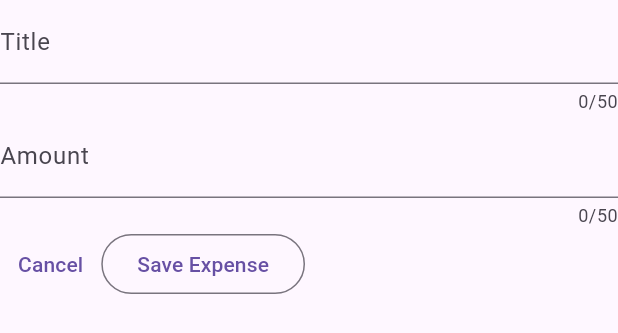
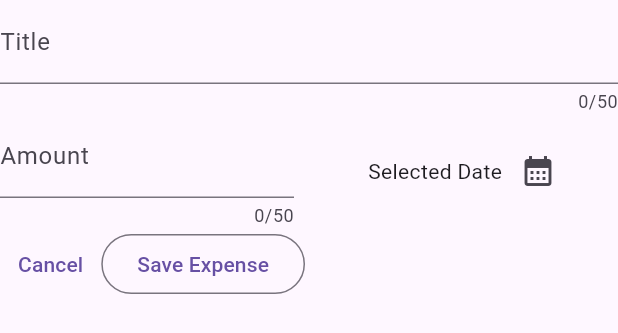
Before and after one commit to balayogigmcs/Expenses-Tracker-App, a Flutter app: the NewExpenses widget shown alone on an empty page, opened directly, on a phone screen of 412 x 824 dp. Shown: the top 333 px of the screen. Run offline on Flutter 3.47's test engine with Material 3 defaults, Android fonts, the phone set to English and light mode, and no system bars.

Commit message:
calendar

```diff
--- a/lib/widgets/new_expenses.dart
+++ b/lib/widgets/new_expenses.dart
@@ -1,4 +1,6 @@
+import 'package:flutter/cupertino.dart';
 import 'package:flutter/material.dart';
+import 'package:flutter/widgets.dart';
 
 class NewExpenses extends StatefulWidget {
   const NewExpenses({super.key});
@@ -12,6 +14,12 @@ class NewExpenses extends StatefulWidget {
 class _NewExpensesState extends State<NewExpenses> {
   final _titleController = TextEditingController();
   final _amountController = TextEditingController();
+
+  void _presentDatePicker(){
+    final now = DateTime.now();
+    final firstDate = DateTime(now.year-1,now.month,now.day);
+    showDatePicker(context: context,initialDate:now , firstDate: firstDate, lastDate: now);
+  }
 
   void dispose() {
     _titleController.dispose();
@@ -30,7 +38,10 @@ class _NewExpensesState extends State<NewExpenses> {
             label: Text('Title'),
           ),
         ),
-        TextField(
+        Row(
+          children: [
+            Expanded(
+              child: TextField(
                 controller: _amountController,
                 keyboardType: TextInputType.number,
                 maxLength: 50,
@@ -38,6 +49,22 @@ class _NewExpensesState extends State<NewExpenses> {
                   prefixText: '\$ ',
                   label: Text('Amount'),
                 ),
+              ),
+            ),
+            const SizedBox(width: 20,),
+            Expanded(
+              child: Row(
+                mainAxisAlignment: MainAxisAlignment.center,
+                children: [
+                  const Text('Selected Date'),
+                  IconButton(
+                    onPressed: _presentDatePicker,
+                    icon: const Icon(Icons.calendar_month),
+                  ),
+                ],
+              ),
+            ),
+          ],
         ),
         Row(
           children: [
```
Lines whose indentation alone changed are shown as unchanged.
